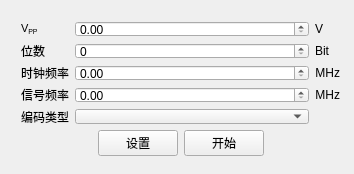
Old version of the form trunk/soft/zebra-tester/qdynamictestsettingsdialog.ui in the repository Quenii/ADCEVM-minor.
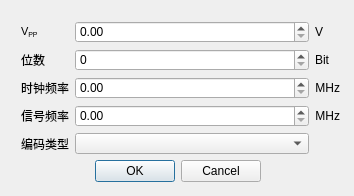
New version of the form.

Patch:
```diff
--- a/trunk/soft/zebra-tester/qdynamictestsettingsdialog.ui
+++ b/trunk/soft/zebra-tester/qdynamictestsettingsdialog.ui
@@ -7,7 +7,7 @@
     <x>0</x>
     <y>0</y>
     <width>354</width>
-    <height>174</height>
+    <height>196</height>
    </rect>
   </property>
   <property name="windowTitle">
@@ -19,11 +19,11 @@
      <x>10</x>
      <y>10</y>
      <width>341</width>
-     <height>157</height>
+     <height>183</height>
     </rect>
    </property>
    <layout class="QGridLayout" name="gridLayout_2">
-    <item row="0" column="0" colspan="4">
+    <item row="0" column="0" colspan="2">
      <layout class="QGridLayout" name="gridLayout">
       <item row="0" column="0">
        <widget class="QLabel" name="label_16">
@@ -172,45 +172,15 @@
      </layout>
     </item>
     <item row="1" column="0">
-     <spacer name="horizontalSpacer">
-      <property name="orientation">
-       <enum>Qt::Horizontal</enum>
+     <widget class="QDialogButtonBox" name="buttonBox">
+      <property name="standardButtons">
+       <set>QDialogButtonBox::Cancel|QDialogButtonBox::Ok</set>
       </property>
-      <property name="sizeHint" stdset="0">
-       <size>
-        <width>40</width>
-        <height>20</height>
-       </size>
+      <property name="centerButtons">
+       <bool>true</bool>
       </property>
-     </spacer>
-    </item>
-    <item row="1" column="1">
-     <widget class="QPushButton" name="pushButtonSetStaticTest">
-      <property name="text">
-       <string>设置</string>
-      </property>
      </widget>
     </item>
-    <item row="1" column="2">
-     <widget class="QPushButton" name="pushButtonStartStaticTest">
-      <property name="text">
-       <string>开始</string>
-      </property>
-     </widget>
-    </item>
-    <item row="1" column="3">
-     <spacer name="horizontalSpacer_2">
-      <property name="orientation">
-       <enum>Qt::Horizontal</enum>
-      </property>
-      <property name="sizeHint" stdset="0">
-       <size>
-        <width>40</width>
-        <height>20</height>
-       </size>
-      </property>
-     </spacer>
-    </item>
    </layout>
   </widget>
  </widget>
```
Left out of the diff: 41 changed lines with no effect on the pictures.
